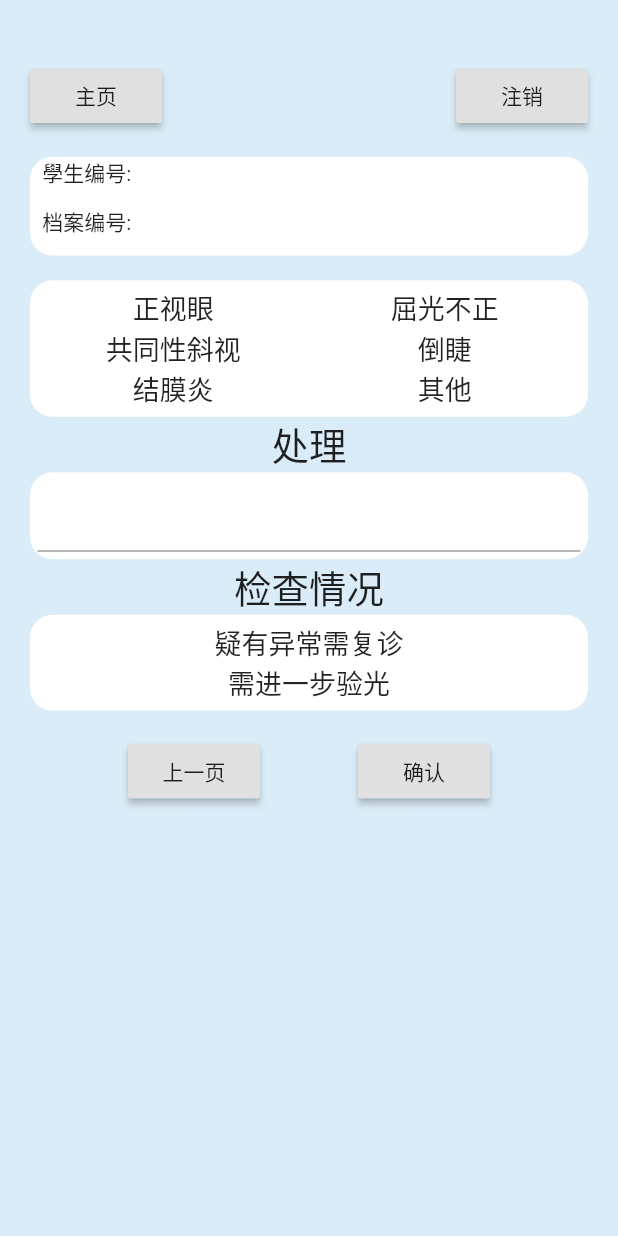
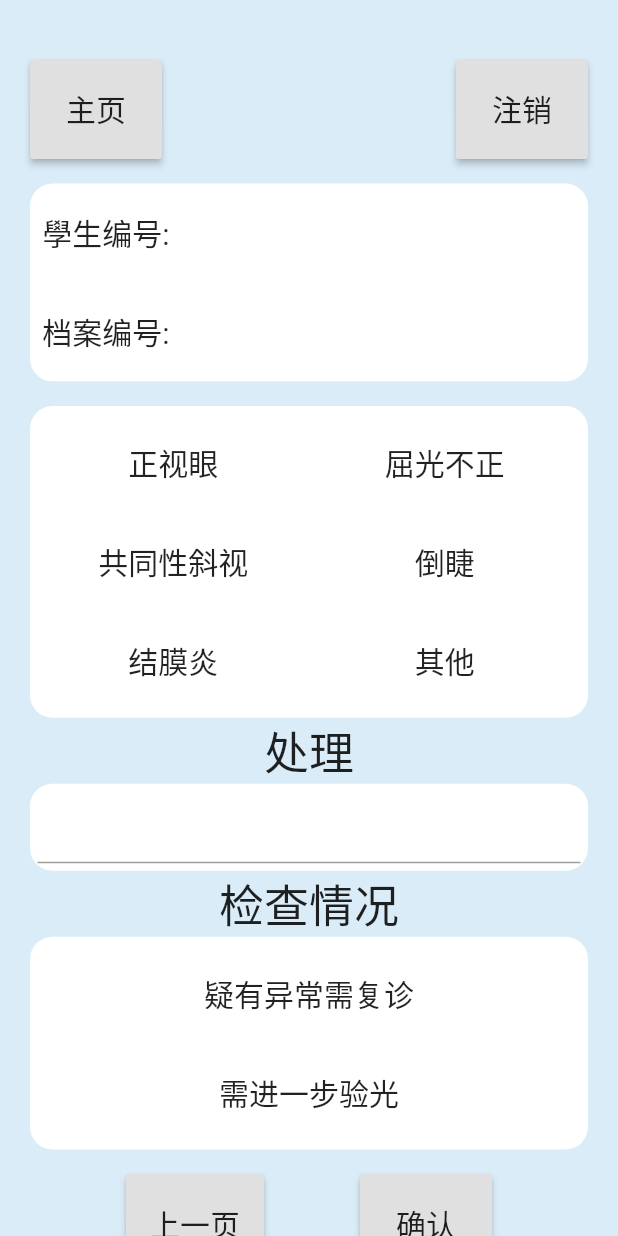
Before and after one commit to yfchiuaa/SIGHTSeeing, a Flutter app: the Consultation screen opened directly with empty values, on a phone screen of 412 x 824 dp. Run offline on Flutter 3.47's test engine with Material 2 defaults, Android fonts, the phone set to English and light mode, and no system bars.

Commit message:
Enlarging all pages widgets

```diff
--- a/lib/model/VisionTest.dart
+++ b/lib/model/VisionTest.dart
@@ -3,6 +3,7 @@ import 'dart:async';
 import 'dart:convert';
 
 const URL_RECORD = 'http://localhost:3030/check-record';
+//const URL_RECORD = 'http://10.0.2.2:3030/check-record';
 
 /*
   # Function that will take the body as a map and POST it to the server as json format
--- a/lib/testPages/Consultation.dart
+++ b/lib/testPages/Consultation.dart
@@ -15,9 +15,10 @@ class Consultation extends StatefulWidget{
 class _ConsultationState extends State<Consultation> {
   /// constant variable for unique sizing in form fields
   static const double BOX_BORDER_RADIUS = 15.0;
-  static const double COLUMN_RATIO = 0.04;
+  static const double COLUMN_RATIO = 0.08;
   static const double HEADING_FONTSIZE = 40;
-  static const double SUBTITLE_FONTSIZE = 25;
+  static const double SUBTITLE_FONTSIZE = 30;
+  static const double WORDSIZE = 20;
   static const double PADDING_RATIO = 0.02;
 
   // map storing the choice that user made in each multiple choice box
@@ -119,10 +120,11 @@ class _ConsultationState extends State<Consultation> {
 
                   /// 2. Container, define the color and text inside the button box
                   child: Container(
-                    child: Text(choice,
-                      style: TextStyle(fontSize: 18),
+                    height: MediaQuery.of(context).size.height * COLUMN_RATIO,
+                    child: Center(child: Text(choice,
+                      style: TextStyle(fontSize: WORDSIZE),
                       textAlign: TextAlign.center,
-                    ),
+                    ),),
                     decoration: BoxDecoration(
                       // defines the color of the box, by following the radio value
                       color: (radioValue[key] == choice)?
@@ -193,26 +195,36 @@ class _ConsultationState extends State<Consultation> {
             Row(
               mainAxisAlignment: MainAxisAlignment.spaceBetween,
               children: <Widget>[
-                RaisedButton(
+                SizedBox(
+                  height: MediaQuery.of(context).size.height * COLUMN_RATIO,
+                  child: RaisedButton(
                     // main page
-                  child: Text(Strings.mainpageButton),
+                    child: Text(Strings.mainpageButton,
+                      style: TextStyle(fontSize: WORDSIZE),
+                    ),
                     onPressed: (){
                       Navigator.of(context).pushNamedAndRemoveUntil('/HomePage', ModalRoute.withName('/Login'));
                     },
                   ),
-                RaisedButton(
+                ),
+                SizedBox(
+                  height: MediaQuery.of(context).size.height * COLUMN_RATIO,
+                  child: RaisedButton(
                     // log out
-                  child: Text(Strings.logoutButton),
+                    child: Text(Strings.logoutButton,
+                      style: TextStyle(fontSize: WORDSIZE),
+                    ),
                     onPressed: (){
                       while(Navigator.canPop(context)){
                         Navigator.pop(context);
-                    };
+                      }
                     },
+                  ),
                 ),
               ],
             ),
 
-            // padding
+            // Sizedbox as padding
             SizedBox(height: MediaQuery.of(context).size.height * PADDING_RATIO,),
 
             /// 2. COLUMNS WITH PATIENT NAME AND PAPER NUMBER
@@ -224,7 +236,6 @@ class _ConsultationState extends State<Consultation> {
               ),
               /// COULMN OF TWO ROWS
               child: Column(
-                crossAxisAlignment: CrossAxisAlignment.start,
                 children: <Widget>[
                   /// ROW FRO PATIENT NAME
                   Row(
@@ -233,8 +244,10 @@ class _ConsultationState extends State<Consultation> {
                         SizedBox(width: MediaQuery.of(context).size.width * 0.02,),
                         SizedBox(
                           height: MediaQuery.of(context).size.height * COLUMN_RATIO,
-
-                          child: Text(Strings.patientIDTyping + widget.patientID, textAlign: TextAlign.left,), // name with parameter
+                          child: Center(child: Text(Strings.patientIDTyping + widget.patientID,
+                            textAlign: TextAlign.left,
+                            style: TextStyle(fontSize: WORDSIZE),
+                          ),), // name with parameter
                         ),
                       ]
                   ),
@@ -244,7 +257,10 @@ class _ConsultationState extends State<Consultation> {
                         SizedBox(width: MediaQuery.of(context).size.width * 0.02,),
                         SizedBox(
                           height: MediaQuery.of(context).size.height * COLUMN_RATIO,
-                          child: Text(Strings.profileIDTyping + widget.fileNumber, textAlign: TextAlign.left,), // name with parameter
+                          child: Center(child: Text(Strings.profileIDTyping + widget.fileNumber,
+                            textAlign: TextAlign.left,
+                            style: TextStyle(fontSize: WORDSIZE),
+                          ),), // name with parameter
                         ),
                       ]
                   ),
@@ -309,20 +325,30 @@ class _ConsultationState extends State<Consultation> {
               mainAxisAlignment: MainAxisAlignment.spaceEvenly,
               children: <Widget>[
                 // last page button
-                RaisedButton(
+                SizedBox(
+                  height: MediaQuery.of(context).size.height * COLUMN_RATIO,
+                  child: RaisedButton(
                     onPressed: () {
                       Navigator.of(context).pop();
                     },
-                  child: Text(Strings.con_previouspage),
+                    child: Text(Strings.con_previouspage,
+                      style: TextStyle(fontSize: WORDSIZE),
+                    ),
+                  ),
                 ),
 
                 // confirm button
-                RaisedButton(
+                SizedBox(
+                  height: MediaQuery.of(context).size.height * COLUMN_RATIO,
+                  child: RaisedButton(
                     onPressed: () {
                       // TODO: pop out from the page with save, please search popUntil to pop to the usersearch part
                       _saveData();
                     },
-                  child: Text(Strings.confirm),
+                    child: Text(Strings.confirm,
+                      style: TextStyle(fontSize: WORDSIZE),
+                    ),
+                  ),
                 ),
 
               ],
```
Also changed, not shown: lib/HomePage.dart (+11 -6 lines), lib/PatientData.dart (+47 -18 lines), lib/UserSearch.dart (+29 -14 lines), lib/testPages/SlitLamp.dart (+44 -20 lines), lib/testPages/VisionOptometry.dart (+42 -15 lines), 3 other files. Lines whose indentation alone changed are shown as unchanged.
